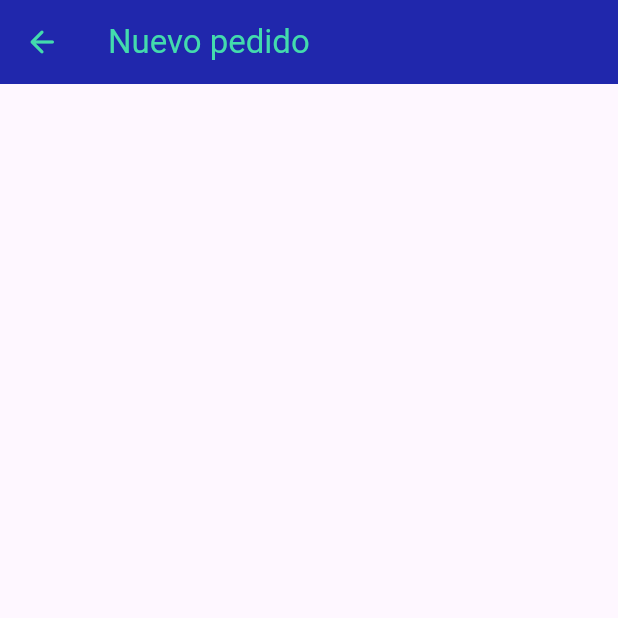
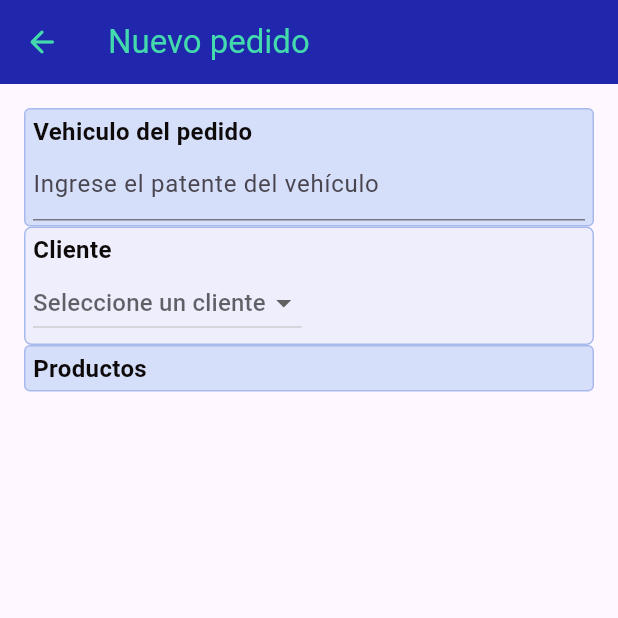
Before and after one commit to HurBC/partsflow, a Flutter app: the CreateOrderScreen screen opened by its route, on a phone screen of 412 x 824 dp, the top half of it. Run offline on Flutter 3.47's test engine with Material 3 defaults, Android fonts, the phone set to English and light mode, and no system bars; our stand-ins replace flutter_dotenv, flutter_speed_dial, go_router, vibration.

Commit message:
🩹 I dont know how to name this

```diff
--- /dev/null
+++ b/lib/screens/orders/create_order/create_order_body.dart
@@ -0,0 +1,98 @@
+import 'package:flutter/material.dart';
+import 'package:partsflow/core/colors/partsflow_colors.dart';
+import 'package:partsflow/core/components/card.dart';
+
+class CreateOrderBody extends StatefulWidget {
+  const CreateOrderBody({super.key});
+
+  @override
+  State<CreateOrderBody> createState() => _CreateOrderBodyState();
+}
+
+const CLIENT_LIST = [
+  (id: 1, name: 'Cliente A'),
+  (id: 2, name: 'Cliente B'),
+  (id: 3, name: 'Cliente C'),
+  (id: 4, name: 'Cliente D'),
+];
+
+class _CreateOrderBodyState extends State<CreateOrderBody> {
+  @override
+  Widget build(BuildContext context) {
+    return Container(
+      padding: const EdgeInsets.all(16.0),
+      child: Column(
+        children: [
+          RCard(
+            child: Column(
+              mainAxisAlignment: MainAxisAlignment.start,
+              crossAxisAlignment: CrossAxisAlignment.start,
+              children: [
+                Text(
+                  "Vehiculo del pedido",
+                  style: TextStyle(
+                    color: PartsflowColors.backgroundDark,
+                    fontSize: 16,
+                    fontWeight: FontWeight.bold,
+                  ),
+                ),
+                TextField(
+                  decoration: InputDecoration(
+                    hintText: "Ingrese el patente del vehículo",
+                  ),
+                ),
+              ],
+            ),
+          ),
+          RCard(
+            borderRadius: 5.0,
+            cardBgColor: PartsflowColors.background,
+            child: Column(
+              mainAxisAlignment: MainAxisAlignment.start,
+              crossAxisAlignment: CrossAxisAlignment.start,
+              children: [
+                Text(
+                  "Cliente",
+                  style: TextStyle(
+                    color: PartsflowColors.backgroundDark,
+                    fontSize: 16,
+                    fontWeight: FontWeight.bold,
+                  ),
+                ),
+                DropdownButton(
+                  hint: Text("Seleccione un cliente"),
+                  items: CLIENT_LIST.map((client) {
+                    return DropdownMenuItem<int>(
+                      value: client.id,
+                      child: Text(client.name),
+                    );
+                  }).toList(),
+                  onChanged: (value) {
+                    debugPrint("Cliente seleccionado: $value");
+                  },
+                ),
+              ],
+            ),
+          ),
+          RCard(
+            child: Column(
+              mainAxisAlignment: MainAxisAlignment.start,
+              crossAxisAlignment: CrossAxisAlignment.start,
+              children: [
+                Text(
+                  "Productos",
+                  style: TextStyle(
+                    color: PartsflowColors.backgroundDark,
+                    fontSize: 16,
+                    fontWeight: FontWeight.bold,
+                  ),
+                ),
+                // Aquí puedes agregar la lógica para seleccionar productos
+              ],
+            ),
+          ),
+        ],
+      ),
+    );
+  }
+}
--- a/lib/screens/orders/create_order/create_order_screen.dart
+++ b/lib/screens/orders/create_order/create_order_screen.dart
@@ -1,15 +1,11 @@
 import 'package:flutter/material.dart';
 import 'package:go_router/go_router.dart';
 import 'package:partsflow/core/colors/partsflow_colors.dart';
+import 'package:partsflow/screens/orders/create_order/create_order_body.dart';
 
-class CreateOrderScreen extends StatefulWidget {
+class CreateOrderScreen extends StatelessWidget {
   const CreateOrderScreen({super.key});
 
-  @override
-  State<CreateOrderScreen> createState() => _CreateOrderScreenState();
-}
-
-class _CreateOrderScreenState extends State<CreateOrderScreen> {
   @override
   Widget build(BuildContext context) {
     return Scaffold(
@@ -28,7 +24,8 @@ class _CreateOrderScreenState extends State<CreateOrderScreen> {
           "Nuevo pedido",
           style: const TextStyle(color: PartsflowColors.secondary),
         ),
-      )
+      ),
+      body: CreateOrderBody(),
     );
   }
 }
```
